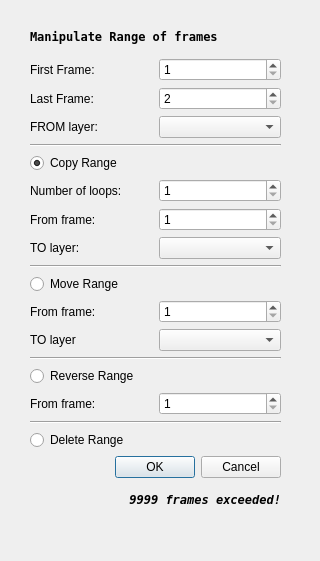
Above: core_lib/src/structure/copymultiplekeyframesdialog.ui from pencil2d/pencil before the change. Below: the same form after it.
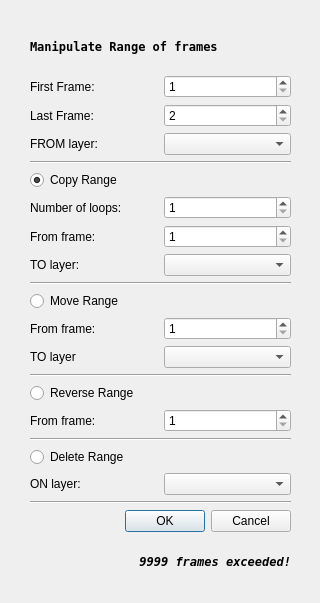
That is the form after the change.

Commit message: Everything working on bitmap layers

```diff
--- a/core_lib/src/structure/copymultiplekeyframesdialog.ui
+++ b/core_lib/src/structure/copymultiplekeyframesdialog.ui
@@ -7,22 +7,22 @@
     <x>0</x>
     <y>0</y>
     <width>320</width>
-    <height>561</height>
+    <height>603</height>
    </rect>
   </property>
   <property name="windowTitle">
    <string>Dialog</string>
   </property>
-  <widget class="QWidget" name="layoutWidget">
+  <widget class="QWidget" name="">
    <property name="geometry">
     <rect>
      <x>30</x>
-     <y>21</y>
-     <width>251</width>
-     <height>493</height>
+     <y>23</y>
+     <width>261</width>
+     <height>561</height>
     </rect>
    </property>
-   <layout class="QVBoxLayout" name="verticalLayout_4">
+   <layout class="QVBoxLayout" name="verticalLayout_5">
     <item>
      <widget class="QLabel" name="labHeader">
       <property name="font">
@@ -44,6 +44,9 @@
         <property name="minimum">
          <number>2</number>
         </property>
+        <property name="maximum">
+         <number>9999</number>
+        </property>
        </widget>
       </item>
       <item row="1" column="0">
@@ -93,6 +96,124 @@
      <layout class="QVBoxLayout" name="verticalLayout_2">
       <item>
        <widget class="QRadioButton" name="rBtnCopy">
+        <property name="palette">
+         <palette>
+          <active>
+           <colorrole role="WindowText">
+            <brush brushstyle="SolidPattern">
+             <color alpha="255">
+              <red>0</red>
+              <green>0</green>
+              <blue>0</blue>
+             </color>
+            </brush>
+           </colorrole>
+           <colorrole role="Text">
+            <brush brushstyle="SolidPattern">
+             <color alpha="255">
+              <red>0</red>
+              <green>0</green>
+              <blue>0</blue>
+             </color>
+            </brush>
+           </colorrole>
+           <colorrole role="ButtonText">
+            <brush brushstyle="SolidPattern">
+             <color alpha="255">
+              <red>0</red>
+              <green>0</green>
+              <blue>0</blue>
+             </color>
+            </brush>
+           </colorrole>
+           <colorrole role="Window">
+            <brush brushstyle="SolidPattern">
+             <color alpha="255">
+              <red>239</red>
+              <green>235</green>
+              <blue>231</blue>
+             </color>
+            </brush>
+           </colorrole>
+          </active>
+          <inactive>
+           <colorrole role="WindowText">
+            <brush brushstyle="SolidPattern">
+             <color alpha="255">
+              <red>0</red>
+              <green>0</green>
+              <blue>0</blue>
+             </color>
+            </brush>
+           </colorrole>
+           <colorrole role="Text">
+            <brush brushstyle="SolidPattern">
+             <color alpha="255">
+              <red>0</red>
+              <green>0</green>
+              <blue>0</blue>
+             </color>
+            </brush>
+           </colorrole>
+           <colorrole role="ButtonText">
+            <brush brushstyle="SolidPattern">
+             <color alpha="255">
+              <red>0</red>
+              <green>0</green>
+              <blue>0</blue>
+             </color>
+            </brush>
+           </colorrole>
+           <colorrole role="Window">
+            <brush brushstyle="SolidPattern">
+             <color alpha="255">
+              <red>239</red>
+              <green>235</green>
+              <blue>231</blue>
+             </color>
+            </brush>
+           </colorrole>
+          </inactive>
+          <disabled>
+           <colorrole role="WindowText">
+            <brush brushstyle="SolidPattern">
+             <color alpha="255">
+              <red>190</red>
+              <green>190</green>
+              <blue>190</blue>
+             </color>
+            </brush>
+           </colorrole>
+           <colorrole role="Text">
+            <brush brushstyle="SolidPattern">
+             <color alpha="255">
+              <red>190</red>
+              <green>190</green>
+              <blue>190</blue>
+             </color>
+            </brush>
+           </colorrole>
+           <colorrole role="ButtonText">
+            <brush brushstyle="SolidPattern">
+             <color alpha="255">
+              <red>190</red>
+              <green>190</green>
+              <blue>190</blue>
+             </color>
+            </brush>
+           </colorrole>
+           <colorrole role="Window">
+            <brush brushstyle="SolidPattern">
+             <color alpha="255">
+              <red>239</red>
+              <green>235</green>
+              <blue>231</blue>
+             </color>
+            </brush>
+           </colorrole>
+          </disabled>
+         </palette>
+        </property>
         <property name="text">
          <string>Copy Range</string>
         </property>
@@ -108,6 +229,9 @@
           <property name="minimum">
            <number>1</number>
           </property>
+          <property name="maximum">
+           <number>4999</number>
+          </property>
          </widget>
         </item>
         <item row="1" column="1">
@@ -197,15 +321,15 @@
       </item>
      </layout>
     </item>
+    <item>
+     <widget class="Line" name="line">
+      <property name="orientation">
+       <enum>Qt::Horizontal</enum>
+      </property>
+     </widget>
+    </item>
     <item>
      <layout class="QVBoxLayout" name="verticalLayout">
-      <item>
-       <widget class="Line" name="line">
-        <property name="orientation">
-         <enum>Qt::Horizontal</enum>
-        </property>
-       </widget>
-      </item>
       <item>
        <widget class="QRadioButton" name="rBtnReverse">
         <property name="text">
@@ -244,9 +368,34 @@
      </widget>
     </item>
     <item>
-     <widget class="QRadioButton" name="rBtnDelete">
-      <property name="text">
-       <string>Delete Range</string>
+     <layout class="QVBoxLayout" name="verticalLayout_4">
+      <item>
+       <widget class="QRadioButton" name="rBtnDelete">
+        <property name="text">
+         <string>Delete Range</string>
+        </property>
+       </widget>
+      </item>
+      <item>
+       <layout class="QGridLayout" name="gridLayout_5">
+        <item row="0" column="0">
+         <widget class="QLabel" name="labDeleteOnLayer">
+          <property name="text">
+           <string>ON layer:</string>
+          </property>
+         </widget>
+        </item>
+        <item row="0" column="1">
+         <widget class="QComboBox" name="cBoxDeleteFrames"/>
+        </item>
+       </layout>
+      </item>
+     </layout>
+    </item>
+    <item>
+     <widget class="Line" name="line_4">
+      <property name="orientation">
+       <enum>Qt::Horizontal</enum>
       </property>
      </widget>
     </item>
```
The commit also changes 3 other files.
